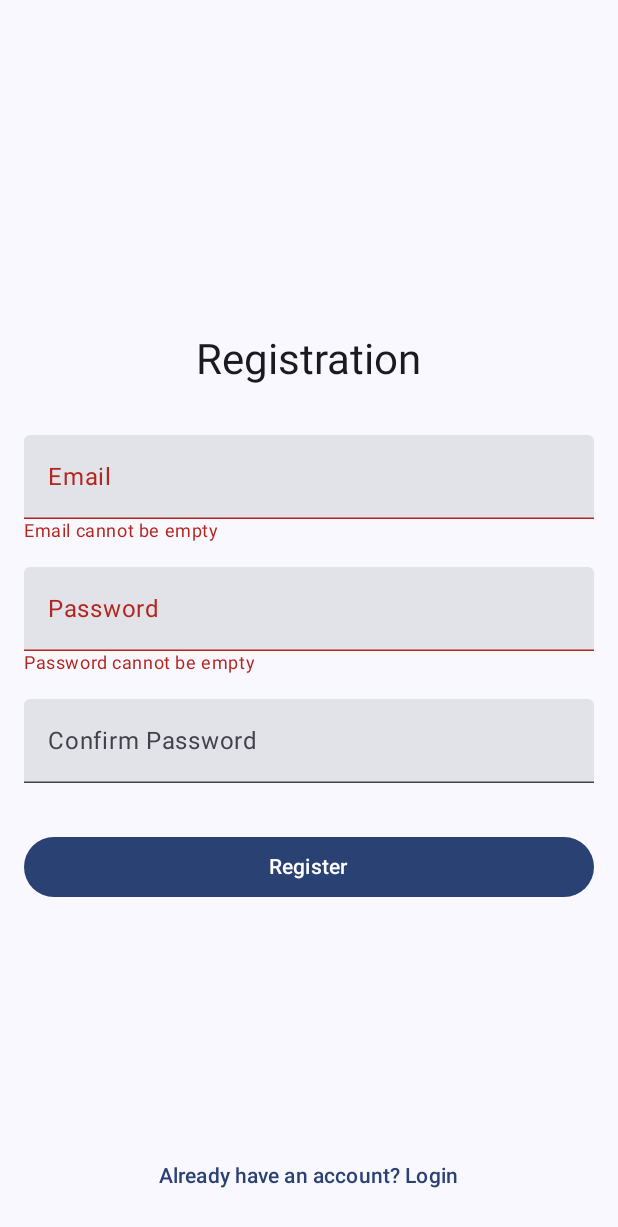
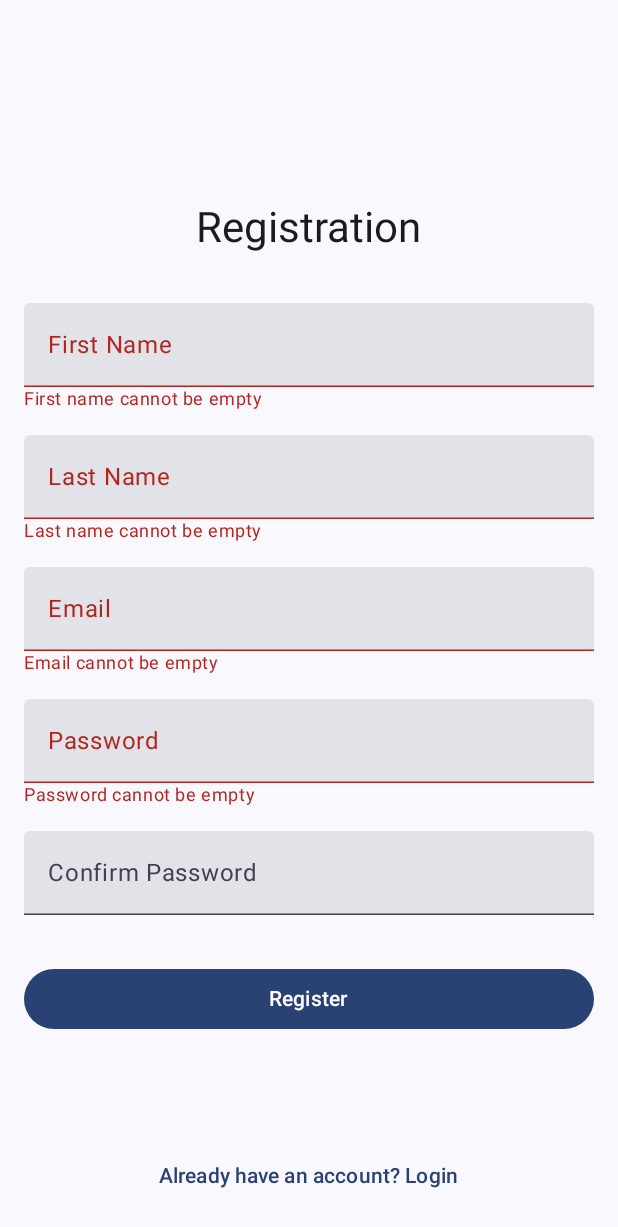
Before and after one commit to AIR-Wheelly/AIR_Wheelly-frontend, an Android app built with Jetpack Compose: the RegisterScreen screen opened through its navigation route, after a tap on "Register", on a phone screen of 412 x 824 dp. Shown: the top 1227 px of the screen. Run offline under Robolectric (Android 15) with nearby library versions, the phone set to English and light mode, and no system bars.

Commit message:
SCRUM-19 Add fields for First and Last name to registration screen - Add logic for showing errors when field is empty for First and Last name

```diff
--- a/app/src/main/java/com/air_wheelly/wheelly/presentation/auth/RegisterScreen.kt
+++ b/app/src/main/java/com/air_wheelly/wheelly/presentation/auth/RegisterScreen.kt
@@ -23,10 +23,14 @@ fun RegisterScreen(
     repo: IAuthRepository,
     navController: NavController
 ) {
+    var firstName by remember { mutableStateOf("") }
+    var lastName by remember { mutableStateOf("") }
     var email by remember { mutableStateOf("") }
     var password by remember { mutableStateOf("") }
     var confirmPassword by remember { mutableStateOf("") }
 
+    var firstNameError by remember { mutableStateOf("") }
+    var lastNameError by remember { mutableStateOf("") }
     var emailError by remember { mutableStateOf("") }
     var passwordError by remember { mutableStateOf("") }
     var confirmPasswordError by remember { mutableStateOf("") }
@@ -41,6 +45,12 @@ fun RegisterScreen(
         confirmPasswordError = ""
         var response: User? = null
 
+        if (firstName.isEmpty()) {
+            firstNameError = "First name cannot be empty"
+        }
+        if (lastName.isEmpty()) {
+            lastNameError = "Last name cannot be empty"
+        }
         if (email.isEmpty()) {
             emailError = "Email cannot be empty"
         } else if (!Patterns.EMAIL_ADDRESS.matcher(email).matches()) {
@@ -57,7 +67,7 @@ fun RegisterScreen(
             scope.launch {
                 loading = true
                 try {
-                    response = repo.registerUser(email, email, email, password)
+                    response = repo.registerUser(firstName, lastName, email, password)
                     Toast.makeText(context, "Registration successful!", Toast.LENGTH_LONG).show()
                     navController.navigate("login")
                 } catch (e: HttpException) {
@@ -83,6 +93,42 @@ fun RegisterScreen(
             Text("Registration", style = MaterialTheme.typography.headlineMedium)
 
             Spacer(modifier = Modifier.height(32.dp))
+
+            TextField(
+                value = firstName,
+                onValueChange = { firstName = it },
+                label = { Text("First Name") },
+                isError = firstNameError.isNotEmpty(),
+                modifier = Modifier.fillMaxWidth()
+            )
+            if (firstNameError.isNotEmpty()) {
+                Text(
+                    text = firstNameError,
+                    color = MaterialTheme.colorScheme.error,
+                    style = MaterialTheme.typography.bodySmall,
+                    modifier = Modifier.fillMaxWidth()
+                )
+            }
+
+            Spacer(modifier = Modifier.height(16.dp))
+
+            TextField(
+                value = lastName,
+                onValueChange = { lastName = it },
+                label = { Text("Last Name") },
+                isError = lastNameError.isNotEmpty(),
+                modifier = Modifier.fillMaxWidth()
+            )
+            if (lastNameError.isNotEmpty()) {
+                Text(
+                    text = lastNameError,
+                    color = MaterialTheme.colorScheme.error,
+                    style = MaterialTheme.typography.bodySmall,
+                    modifier = Modifier.fillMaxWidth()
+                )
+            }
+
+            Spacer(modifier = Modifier.height(16.dp))
 
             TextField(
                 value = email,
```
